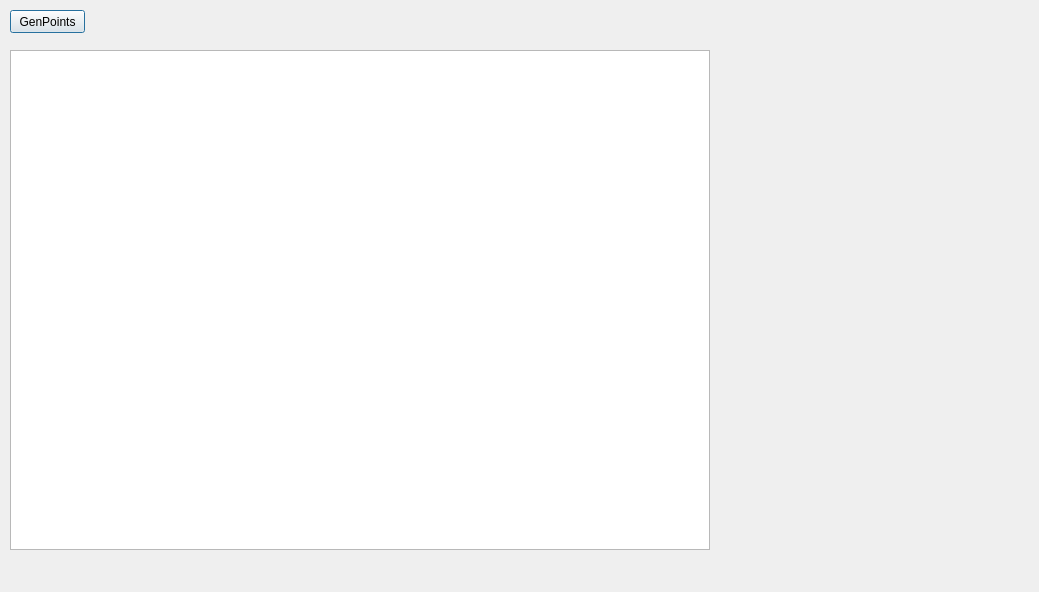
Above: graphics.ui from libriIPcko/QT_test before the change. Below: the same form after it.
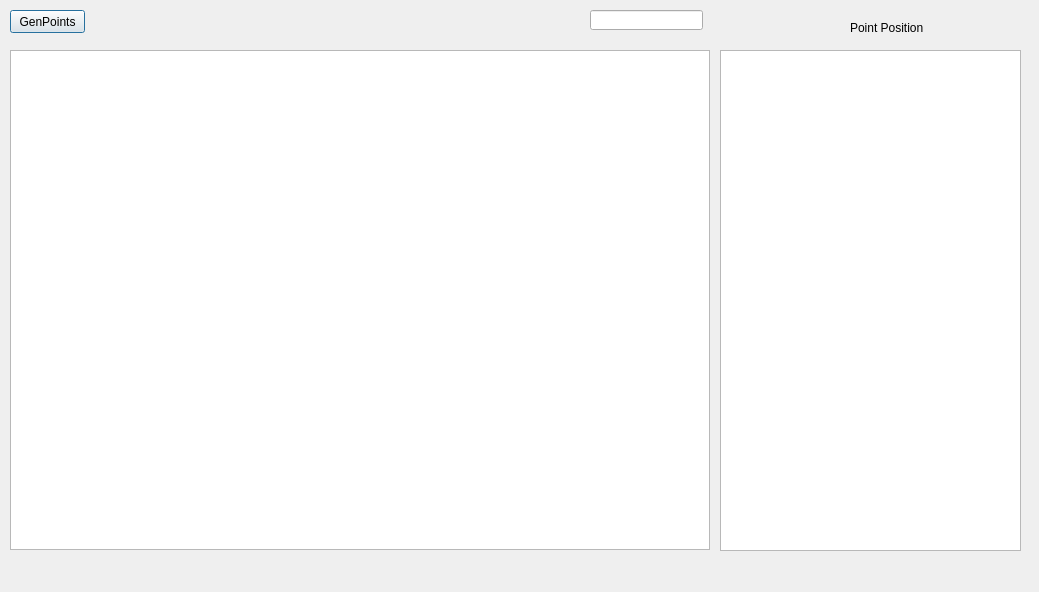
That is the form after the change.

Commit message: Generate points

Diff of the .ui file:
```diff
--- a/graphics.ui
+++ b/graphics.ui
@@ -71,6 +71,39 @@
     <string>GenPoints</string>
    </property>
   </widget>
+  <widget class="QLineEdit" name="lineEdit">
+   <property name="geometry">
+    <rect>
+     <x>590</x>
+     <y>10</y>
+     <width>113</width>
+     <height>20</height>
+    </rect>
+   </property>
+  </widget>
+  <widget class="QTextBrowser" name="textBrowser">
+   <property name="geometry">
+    <rect>
+     <x>720</x>
+     <y>50</y>
+     <width>301</width>
+     <height>501</height>
+    </rect>
+   </property>
+  </widget>
+  <widget class="QLabel" name="label">
+   <property name="geometry">
+    <rect>
+     <x>850</x>
+     <y>20</y>
+     <width>91</width>
+     <height>16</height>
+    </rect>
+   </property>
+   <property name="text">
+    <string>Point Position</string>
+   </property>
+  </widget>
  </widget>
  <resources/>
  <connections/>
```
Left out of the diff: 8 changed lines with no effect on the pictures. The commit also changes 2 other files.
